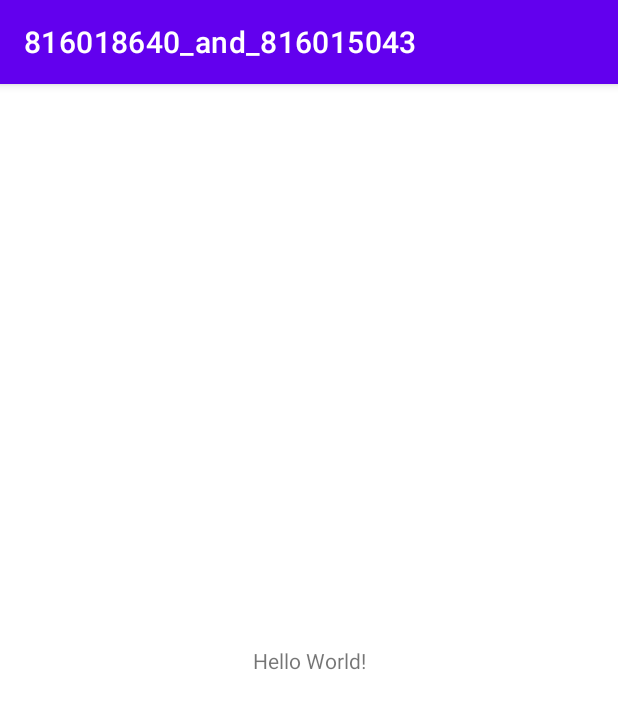
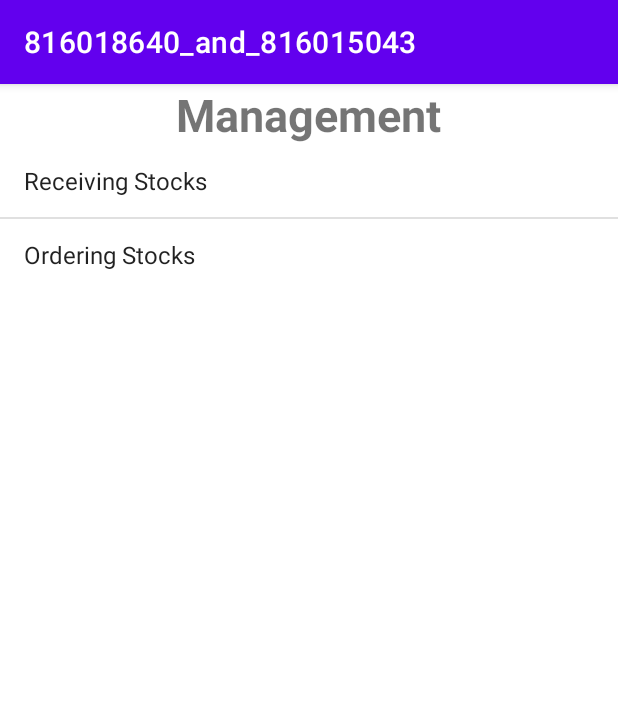
Before and after one commit to MatchHue/3606_A2, an Android app: the screen it shows after launch (MainActivity), on a phone screen of 412 x 824 dp. Shown: the top 709 px of the screen. Run offline under Robolectric (Android 15) with nearby library versions, the phone set to English and light mode, and no system bars.

```diff
--- a/app/src/main/AndroidManifest.xml
+++ b/app/src/main/AndroidManifest.xml
@@ -10,7 +10,7 @@
         android:supportsRtl="true"
         android:theme="@style/Theme.816018640_and_816015043">
         <activity
-            android:name=".MainActivity"
+            android:name="com.hfad.a816018640_and_816015043.MainActivity"
             android:exported="true">
             <intent-filter>
                 <action android:name="android.intent.action.MAIN" />
--- a/app/src/main/java/com/example/a816018640_and_816015043/MainActivity.java
+++ b/app/src/main/java/com/hfad/a816018640_and_816015043/MainActivity.java
@@ -1,8 +1,10 @@
-package com.example.a816018640_and_816015043;
+package com.hfad.a816018640_and_816015043;
 
 import androidx.appcompat.app.AppCompatActivity;
 
 import android.os.Bundle;
+
+import com.example.a816018640_and_816015043.R;
 
 public class MainActivity extends AppCompatActivity {
 
--- a/app/src/main/res/layout/activity_main.xml
+++ b/app/src/main/res/layout/activity_main.xml
@@ -1,18 +1,26 @@
 <?xml version="1.0" encoding="utf-8"?>
-<androidx.constraintlayout.widget.ConstraintLayout xmlns:android="http://schemas.android.com/apk/res/android"
+<LinearLayout xmlns:android="http://schemas.android.com/apk/res/android"
     xmlns:app="http://schemas.android.com/apk/res-auto"
     xmlns:tools="http://schemas.android.com/tools"
     android:layout_width="match_parent"
     android:layout_height="match_parent"
-    tools:context=".MainActivity">
+    android:orientation="vertical"
+    tools:context="com.hfad.a816018640_and_816015043.MainActivity">
+
 
     <TextView
         android:layout_width="wrap_content"
         android:layout_height="wrap_content"
-        android:text="Hello World!"
-        app:layout_constraintBottom_toBottomOf="parent"
-        app:layout_constraintLeft_toLeftOf="parent"
-        app:layout_constraintRight_toRightOf="parent"
-        app:layout_constraintTop_toTopOf="parent" />
+        android:layout_gravity="center"
+        android:textStyle="bold"
+        android:textSize="30dp"
+        android:text="Management"/>
 
-</androidx.constraintlayout.widget.ConstraintLayout>
+    <ListView
+        android:layout_width="wrap_content"
+        android:layout_height="wrap_content"
+        android:id="@+id/options"
+        android:entries="@array/options"
+        />
+
+</LinearLayout>
--- a/app/src/main/res/values/strings.xml
+++ b/app/src/main/res/values/strings.xml
@@ -1,3 +1,7 @@
 <resources>
     <string name="app_name">816018640_and_816015043</string>
+    <string-array name="options">
+        <item>Receiving Stocks</item>
+        <item>Ordering Stocks</item>
+    </string-array>
 </resources>
```
Also changed, not shown: app/src/main/java/com/hfad/a816018640_and_816015043/SqlDatabase.java (added, +49 -0 lines).
